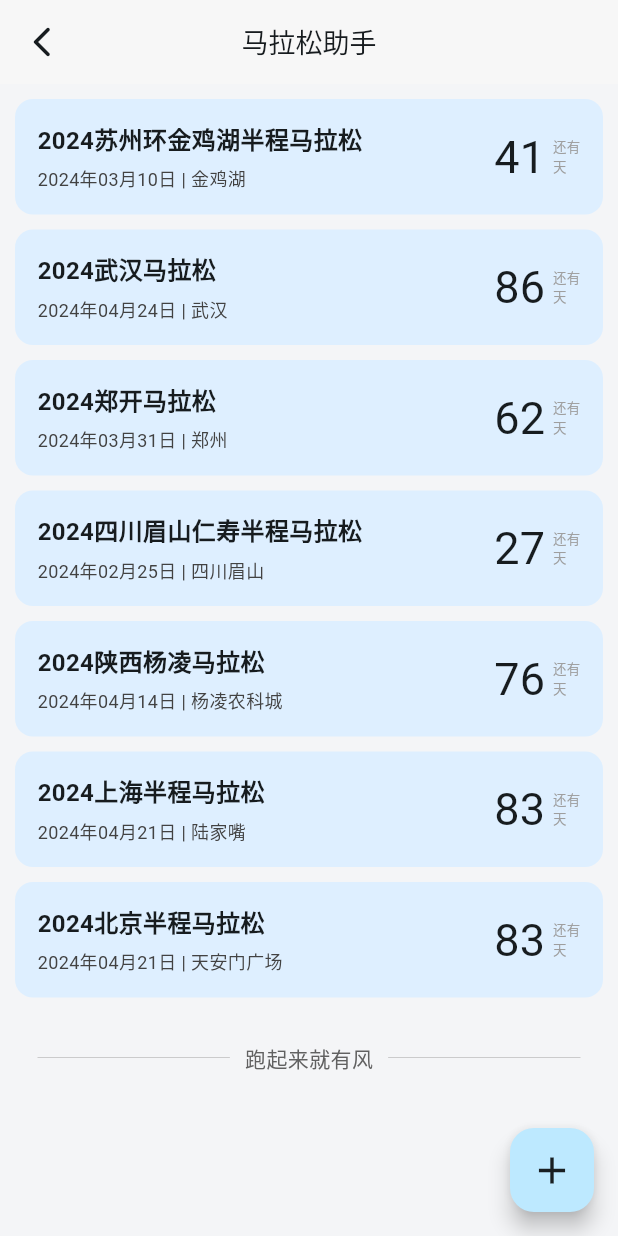
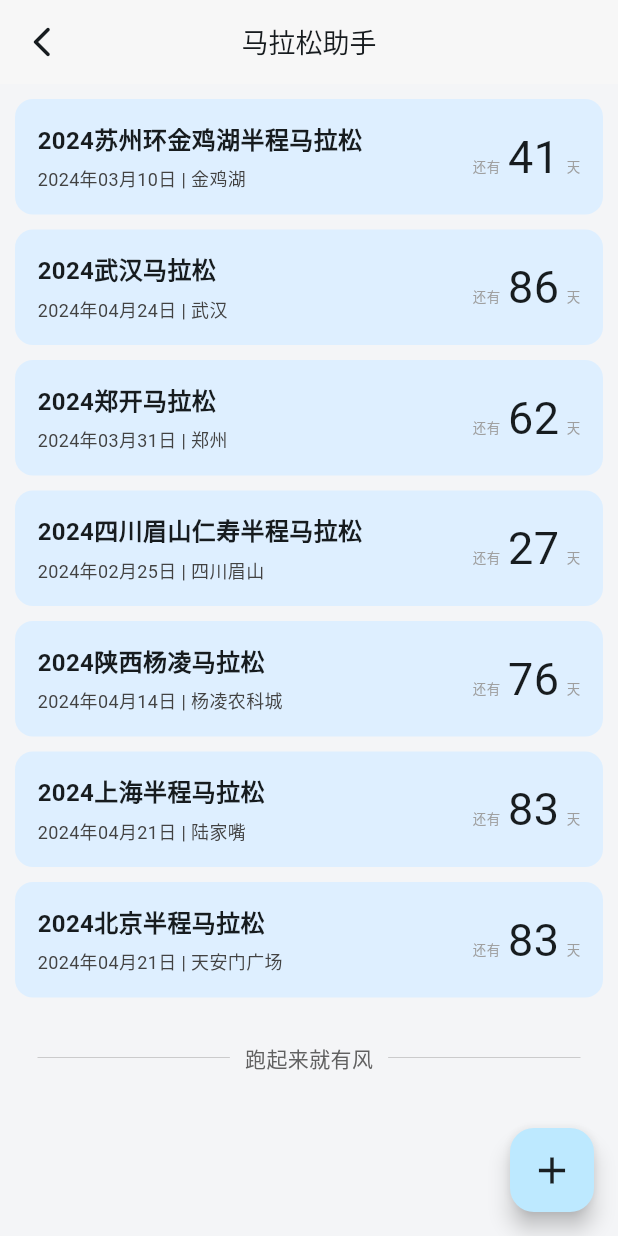
Before and after one commit to lintex/cabbbage, a Flutter app: the MarathonPage screen opened directly, on a phone screen of 412 x 824 dp. Run offline on Flutter 3.47's test engine with Material 3 defaults, Android fonts, the phone set to English and light mode, and no system bars; drawn by our look-alikes of flutter_slidable; our stand-ins replace get, get_storage, isar, timeline_tile; accounts and stored records are empty; generated files the repository leaves out were written again; Roboto replaces fonts that are missing (干就完事了, 霞鹜文楷).

Commit message:
马拉松助手样式调整

```diff
--- a/lib/components/my_dashboard_tile.dart
+++ b/lib/components/my_dashboard_tile.dart
@@ -11,7 +11,7 @@ class MyDashboardTile extends StatelessWidget {
         color: Colors.white,
       ),
       height: 80,
-      margin: const EdgeInsets.fromLTRB(18, 7, 18, 7),
+      margin: const EdgeInsets.fromLTRB(18, 14, 18, 0),
     );
   }
 }
--- a/lib/pages/dashboard_page.dart
+++ b/lib/pages/dashboard_page.dart
@@ -13,6 +13,7 @@ class DashboardPage extends StatelessWidget {
       backgroundColor: greyBg,
       appBar: AppBar(
           centerTitle: true,
+          backgroundColor: greyBg,
           title: Text(
             Dashboard.getTitle(),
             style: const TextStyle(fontSize: 18),
--- a/lib/pages/marathon_page.dart
+++ b/lib/pages/marathon_page.dart
@@ -100,7 +100,22 @@ class MarathonPage extends StatelessWidget {
                                 ],
                               ),
                               Row(
+                                crossAxisAlignment: CrossAxisAlignment.baseline,
+                                textBaseline: TextBaseline.alphabetic,
                                 children: [
+                                  Text(
+                                    DateTime.parse(m["date"])
+                                                .difference(DateTime.now())
+                                                .inDays <
+                                            0
+                                        ? "过了"
+                                        : "还有",
+                                    style: const TextStyle(
+                                        fontSize: 9, color: Colors.grey),
+                                  ),
+                                  const SizedBox(
+                                    width: 5,
+                                  ),
                                   Text(
                                     DateTime.parse(m["date"])
                                         .difference(DateTime.now())
@@ -112,27 +127,11 @@ class MarathonPage extends StatelessWidget {
                                   const SizedBox(
                                     width: 5,
                                   ),
-                                  Column(
-                                    crossAxisAlignment:
-                                        CrossAxisAlignment.start,
-                                    children: [
-                                      Text(
-                                        DateTime.parse(m["date"])
-                                                    .difference(DateTime.now())
-                                                    .inDays <
-                                                0
-                                            ? "过期"
-                                            : "还有",
-                                        style: const TextStyle(
-                                            fontSize: 9, color: Colors.grey),
-                                      ),
-                                      const Text(
-                                        "天",
-                                        style: TextStyle(
-                                            fontSize: 9, color: Colors.grey),
-                                      )
-                                    ],
-                                  )
+                                  const Text(
+                                    "天",
+                                    style: TextStyle(
+                                        fontSize: 9, color: Colors.grey),
+                                  ),
                                 ],
                               ),
                             ],
```
